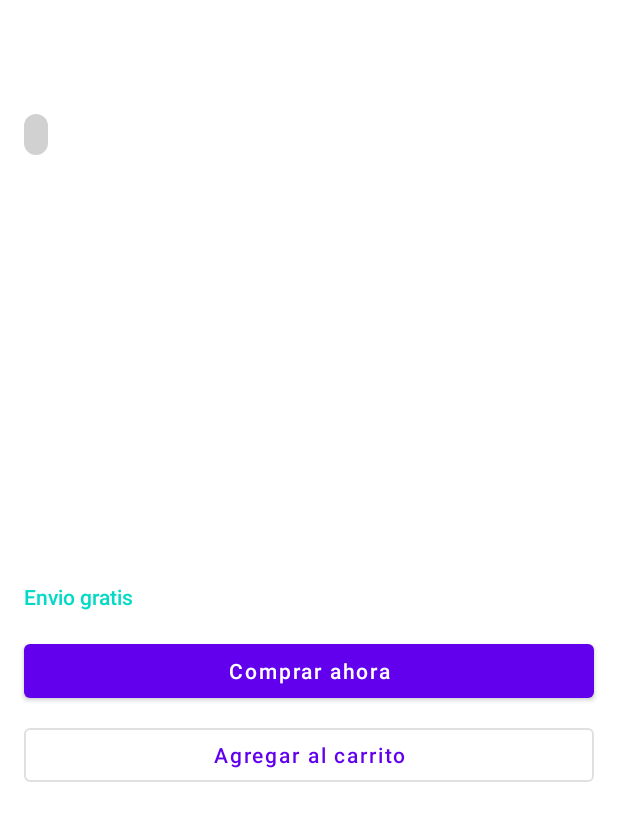
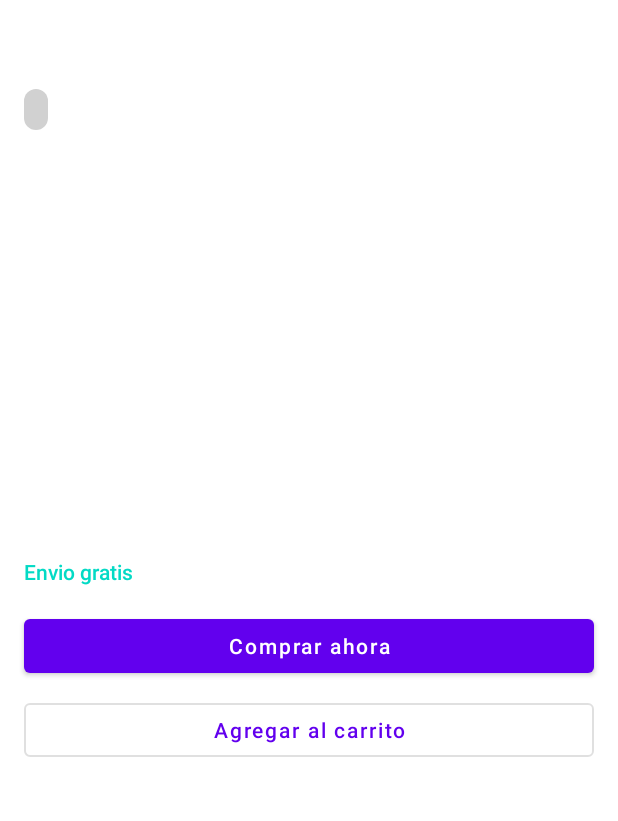
Before and after one commit to SEBASIAO/meli-challenge, an Android app: the DetailsActivity screen opened directly, with no data from a screen before it, on a phone screen of 412 x 824 dp. Shown: the top 821 px of the screen. Run offline under Robolectric (Android 15) with nearby library versions, the phone set to English and light mode, and no system bars; our stand-ins replace data binding; pictures from the network do not load; 2 statements that could not run were skipped.

Commit message:
feat(utils): add function to format Double as Colombian Pesos
- Implemented an extension function to format Double values into Colombian Pesos format with thousand separators.
- Ensures no decimals are shown and rounds up values with decimals >= 0.5, while truncating those below 0.5.
- Provides reusable formatting for displaying prices in the app.

This utility improves consistency and readability of price values across the application.

```diff
--- a/app/src/main/java/com/example/melichallenge/data/remote/models/mappers/ItemMapper.kt
+++ b/app/src/main/java/com/example/melichallenge/data/remote/models/mappers/ItemMapper.kt
@@ -12,11 +12,12 @@ import com.example.melichallenge.domain.models.PictureModel
 import com.example.melichallenge.domain.models.SalePrice
 import com.example.melichallenge.domain.models.Seller
 import com.example.melichallenge.domain.models.Shipping
+import com.example.melichallenge.presentation.formatPrice
 
 fun ItemApiModel.toBo() = Item(
     id = this.id,
     title = this.title,
-    price = this.price,
+    price = this.price?.formatPrice(),
     originalPrice = this.originalPrice,
     condition = this.condition,
     seller = this.seller.toBo(),
--- a/app/src/main/java/com/example/melichallenge/data/remote/services/SearchApiServices.kt
+++ b/app/src/main/java/com/example/melichallenge/data/remote/services/SearchApiServices.kt
@@ -8,7 +8,7 @@ import retrofit2.http.Path
 import retrofit2.http.Query
 
 interface SearchApiServices {
-    @GET("sites/MLA/search")
+    @GET("sites/MCO/search")
     suspend fun searchItemsByQuery(
         @Query("q") query: String,
         @Query("limit") limit: Int,
--- a/app/src/main/java/com/example/melichallenge/domain/models/Item.kt
+++ b/app/src/main/java/com/example/melichallenge/domain/models/Item.kt
@@ -12,7 +12,7 @@ data class ItemList(
 data class Item(
     val id: String? = null,
     val title: String? = null,
-    val price: Double? = null,
+    val price: String? = null,
     val originalPrice: String? = null,
     val condition: String? = null,
     val seller: Seller? = null,
--- a/app/src/main/java/com/example/melichallenge/presentation/Utils.kt
+++ b/app/src/main/java/com/example/melichallenge/presentation/Utils.kt
@@ -7,3 +7,8 @@ import androidx.databinding.BindingAdapter
 fun View.setVisibility(isVisible: Boolean) {
     visibility = if (isVisible) View.VISIBLE else View.GONE
 }
+
+fun Double.formatPrice() : String {
+    val roundedValue = if (this % 1 >= 0.5) this.toInt() + 1 else this.toInt()
+    return "$ ${String.format("%,d", roundedValue)}"
+}
--- a/app/src/main/java/com/example/melichallenge/presentation/details/DetailsActivity.kt
+++ b/app/src/main/java/com/example/melichallenge/presentation/details/DetailsActivity.kt
@@ -14,7 +14,7 @@ class DetailsActivity : AppCompatActivity() {
         setContentView(binding.root)
         binding.lifecycleOwner = this
 
-        val item = intent.getParcelableExtra("item", Item::class.java)
+        val item = intent.getParcelableExtra<Item>("item")
 
         item?.let {
             binding.item = item
--- a/app/src/main/java/com/example/melichallenge/presentation/home/MainActivity.kt
+++ b/app/src/main/java/com/example/melichallenge/presentation/home/MainActivity.kt
@@ -30,7 +30,7 @@ class MainActivity : AppCompatActivity() {
 
     private fun setUpItemsRecyclerView() {
         val adapter = ItemAdapter { itemClicked ->
-            viewModel.getItemDetails(itemClicked.id.orEmpty())
+            viewModel.getItemDetails(itemClicked)
         }
         val layoutManager = LinearLayoutManager(this)
         binding.searchRv.adapter = adapter
--- a/app/src/main/java/com/example/melichallenge/presentation/home/MainViewModel.kt
+++ b/app/src/main/java/com/example/melichallenge/presentation/home/MainViewModel.kt
@@ -66,14 +66,14 @@ class MainViewModel @Inject constructor(private val repository: SearchRepository
         }
     }
 
-    fun getItemDetails(id: String) {
+    fun getItemDetails(item: Item) {
         _uiState.value = MainActivityUiState.Loading
         viewModelScope.launch {
-            val result = repository.getItemDetails(id)
+            val result = repository.getItemDetails(item.id.orEmpty())
             when (result.status) {
                 Resource.Status.SUCCESS -> {
                     result.data?.let {
-                        _navigationEvent.postValue(MainActivityEvent(it))
+                        _navigationEvent.postValue(MainActivityEvent(item.copy(pictures = it.pictures)))
                     } ?: run {
                         _uiState.postValue(MainActivityUiState.Error(result.message.orEmpty()))
                     }
--- a/app/src/main/res/layout/activity_details.xml
+++ b/app/src/main/res/layout/activity_details.xml
@@ -14,30 +14,17 @@
         android:layout_height="wrap_content">
 
         <com.google.android.material.textview.MaterialTextView
-            android:id="@+id/sold_quantity_tv"
-            style="@style/TextAppearance.AppCompat.Caption"
-            android:layout_width="0dp"
-            android:layout_height="wrap_content"
-            android:layout_margin="16dp"
-            android:textAlignment="textStart"
-            android:text="@{item.soldQuantity.toString()}"
-            app:layout_constraintEnd_toEndOf="parent"
-            app:layout_constraintStart_toStartOf="parent"
-            app:layout_constraintTop_toTopOf="parent"
-            tools:text="50 vendidos" />
-
-        <com.google.android.material.textview.MaterialTextView
             android:id="@+id/item_title_tv"
             style="@style/TextAppearance.AppCompat.Body2"
             android:layout_width="0dp"
             android:layout_height="wrap_content"
             android:layout_marginHorizontal="16dp"
-            android:layout_marginTop="8dp"
+            android:layout_marginTop="24dp"
             android:textAlignment="textStart"
             android:text="@{item.title}"
             app:layout_constraintEnd_toEndOf="parent"
             app:layout_constraintStart_toStartOf="parent"
-            app:layout_constraintTop_toBottomOf="@id/sold_quantity_tv"
+            app:layout_constraintTop_toTopOf="parent"
             tools:text="Iphone 16 Pro Max 256 gb" />
 
         <com.example.melichallenge.presentation.imageslider.ImageSlider
```
